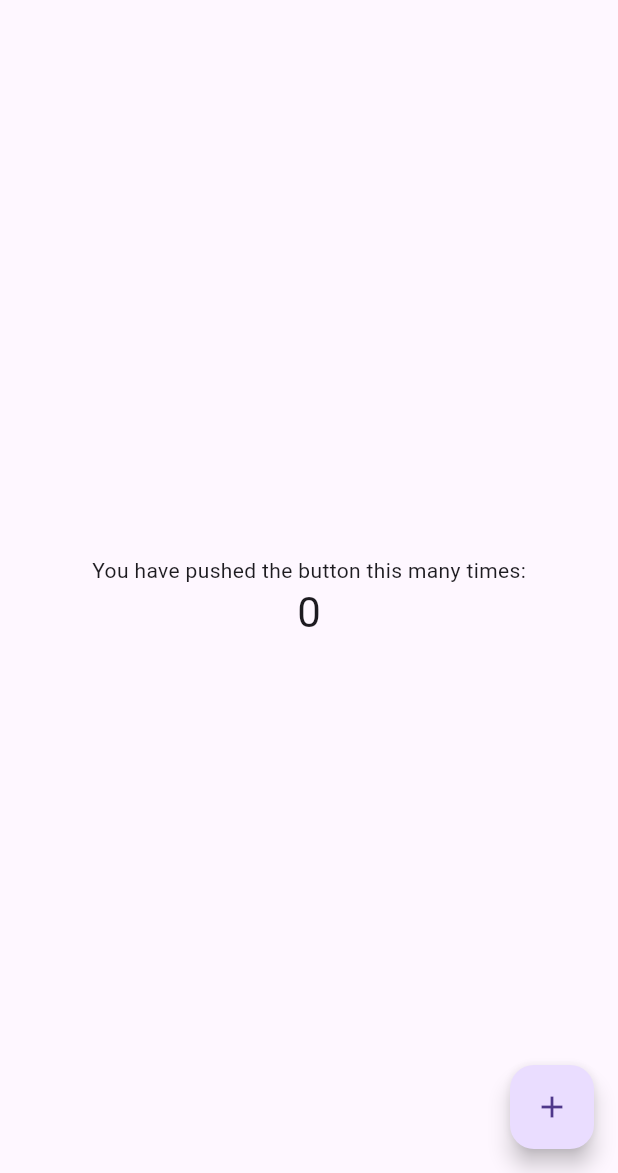
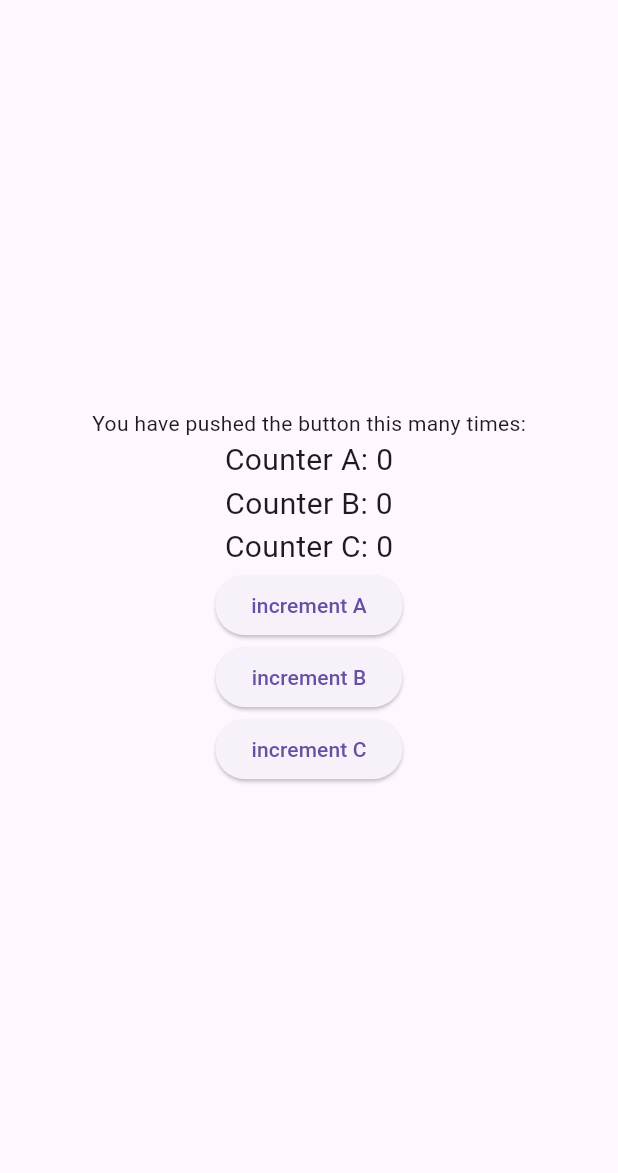
Before and after one commit to otaku1123/flutter-provider-sample, a Flutter app: the screen it shows after launch, on a phone screen of 412 x 824 dp, the part 63-1236 px from its top. Run offline on Flutter 3.47's test engine with Material 2 defaults, Android fonts, the phone set to English and light mode, and no system bars.

Commit message:
Providerを使用したサンプル実装

```diff
--- /dev/null
+++ b/lib/application/applicatoin.dart
@@ -0,0 +1,28 @@
+import 'package:flutter/material.dart';
+import 'package:flutter_sample_provider/application/state/Counter.dart';
+import 'package:provider/provider.dart';
+
+import '../presentation/pages/main_page.dart';
+
+class MyApp extends StatelessWidget {
+  const MyApp({super.key});
+
+  @override
+  Widget build(BuildContext context) {
+    return MultiProvider(
+      providers: [
+        ChangeNotifierProvider<Counter>(
+          create: (_) => Counter(),
+        ),
+      ],
+      child: MaterialApp(
+        title: 'Flutter Demo',
+        theme: ThemeData(
+          primarySwatch: Colors.blue,
+          useMaterial3: true,
+        ),
+        home: const MainPage(),
+      ),
+    );
+  }
+}
--- /dev/null
+++ b/lib/application/state/Counter.dart
@@ -0,0 +1,22 @@
+import 'package:flutter/material.dart';
+
+class Counter extends ChangeNotifier {
+  var countA = 0;
+  var countB = 0;
+  var countC = 0;
+
+  void incrementCounterA() {
+    countA++;
+    notifyListeners();
+  }
+
+  void incrementCounterB() {
+    countB++;
+    notifyListeners();
+  }
+
+  void incrementCounterC() {
+    countC++;
+    notifyListeners();
+  }
+}
--- a/lib/main.dart
+++ b/lib/main.dart
@@ -3,106 +3,8 @@
 // found in the LICENSE file.
 
 import 'package:flutter/material.dart';
-import 'package:provider/provider.dart';
+import 'package:flutter_sample_provider/application/applicatoin.dart';
 
 void main() {
-  runApp(
-    // Provide the model to all widgets within the app. We're using
-    // ChangeNotifierProvider because that's a simple way to rebuild
-    // widgets when a model changes. We could also just use
-    // Provider, but then we would have to listen to Counter ourselves.
-    //
-    // Read Provider's docs to learn about all the available providers.
-    ChangeNotifierProvider(
-      // Initialize the model in the builder. That way, Provider
-      // can own Counter's lifecycle, making sure to call `dispose`
-      // when not needed anymore.
-      create: (context) => Counter(),
-      child: const MyApp(),
-    ),
-  );
+  runApp(const MyApp());
 }
-
-/// Simplest possible model, with just one field.
-///
-/// [ChangeNotifier] is a class in `flutter:foundation`. [Counter] does
-/// _not_ depend on Provider.
-class Counter with ChangeNotifier {
-  int value = 0;
-
-  void increment() {
-    value += 1;
-    notifyListeners();
-  }
-}
-
-class MyApp extends StatelessWidget {
-  const MyApp({super.key});
-
-  @override
-  Widget build(BuildContext context) {
-    return MaterialApp(
-      title: 'Flutter Demo',
-      theme: ThemeData(
-        primarySwatch: Colors.blue,
-        useMaterial3: true,
-      ),
-      home: const MyHomePage(),
-    );
-  }
-}
-
-class MyHomePage extends StatelessWidget {
-  const MyHomePage({super.key});
-
-  @override
-  Widget build(BuildContext context) {
-    return Scaffold(
-      appBar: AppBar(
-        title: const Text('Flutter Demo Home Page'),
-      ),
-      body: Center(
-        child: Column(
-          mainAxisAlignment: MainAxisAlignment.center,
-          children: [
-            const Text('You have pushed the button this many times:'),
-            // Consumer looks for an ancestor Provider widget
-            // and retrieves its model (Counter, in this case).
-            // Then it uses that model to build widgets, and will trigger
-            // rebuilds if the model is updated.
-            Consumer<Counter>(
-              builder: (context, counter, child) => Text(
-                '${counter.value}',
-                style: Theme.of(context).textTheme.headlineMedium,
-              ),
-            ),
-          ],
-        ),
-      ),
-      floatingActionButton: FloatingActionButton(
-        onPressed: () {
-          // You can access your providers anywhere you have access
-          // to the context. One way is to use Provider.of<Counter>(context).
-          //
-          // The provider package also defines extension methods on context
-          // itself. You can call context.watch<Counter>() in a build method
-          // of any widget to access the current state of Counter, and to ask
-          // Flutter to rebuild your widget anytime Counter changes.
-          //
-          // You can't use context.watch() outside build methods, because that
-          // often leads to subtle bugs. Instead, you should use
-          // context.read<Counter>(), which gets the current state
-          // but doesn't ask Flutter for future rebuilds.
-          //
-          // Since we're in a callback that will be called whenever the user
-          // taps the FloatingActionButton, we are not in the build method here.
-          // We should use context.read().
-          var counter = context.read<Counter>();
-          counter.increment();
-        },
-        tooltip: 'Increment',
-        child: const Icon(Icons.add),
-      ),
-    );
-  }
-}
--- /dev/null
+++ b/lib/presentation/pages/main_page.dart
@@ -0,0 +1,44 @@
+import 'package:flutter/material.dart';
+import 'package:provider/provider.dart';
+
+import '../../application/state/Counter.dart';
+import '../widgets/button_widget.dart';
+import '../widgets/text_widget_a.dart';
+import '../widgets/text_widget_b.dart';
+import '../widgets/text_widget_c.dart';
+
+class MainPage extends StatelessWidget {
+  const MainPage({super.key});
+
+  @override
+  Widget build(BuildContext context) {
+    return Scaffold(
+      appBar: AppBar(
+        title: const Text('Flutter Demo Home Page'),
+      ),
+      body: Center(
+        child: Column(
+          mainAxisAlignment: MainAxisAlignment.center,
+          children: [
+            const Text('You have pushed the button this many times:'),
+
+            ChangeNotifierProvider(
+              create: (_) => Counter(),
+              child: Column(
+                mainAxisAlignment: MainAxisAlignment.center,
+                children: const [
+                  TextWidgetA(),
+                  TextWidgetB(),
+                  TextWidgetC(),
+                  ButtonWidgetA(),
+                  ButtonWidgetB(),
+                  ButtonWidgetC()
+                ],
+              ),
+            ),
+          ],
+        ),
+      ),
+    );
+  }
+}
--- /dev/null
+++ b/lib/presentation/widgets/button_widget.dart
@@ -0,0 +1,36 @@
+import 'package:flutter/material.dart';
+import 'package:flutter_sample_provider/application/state/Counter.dart';
+import 'package:provider/provider.dart';
+
+class ButtonWidgetA extends StatelessWidget {
+  const ButtonWidgetA({Key? key}) : super(key: key);
+
+  @override
+  Widget build(BuildContext context) {
+    return ElevatedButton(onPressed: () {
+      context.read<Counter>().incrementCounterA();
+    }, child: const Text('increment A'));
+  }
+}
+
+class ButtonWidgetB extends StatelessWidget {
+  const ButtonWidgetB({Key? key}) : super(key: key);
+
+  @override
+  Widget build(BuildContext context) {
+    return ElevatedButton(onPressed: () {
+      context.read<Counter>().incrementCounterB();
+    }, child: const Text('increment B'));
+  }
+}
+
+class ButtonWidgetC extends StatelessWidget {
+  const ButtonWidgetC({Key? key}) : super(key: key);
+
+  @override
+  Widget build(BuildContext context) {
+    return ElevatedButton(onPressed: () {
+      context.read<Counter>().incrementCounterC();
+    }, child: const Text('increment C'));
+  }
+}
--- /dev/null
+++ b/lib/presentation/widgets/text_widget_a.dart
@@ -0,0 +1,22 @@
+import 'package:flutter/material.dart';
+import 'package:provider/provider.dart';
+
+import '../../application/state/Counter.dart';
+
+class TextWidgetA extends StatelessWidget {
+  const TextWidgetA({Key? key}) : super(key: key);
+
+  @override
+  Widget build(BuildContext context) {
+    print('Built TextWidgetA');
+
+    return Center(
+        child: Text(
+            'Counter A: ${context.watch<Counter>().countA}',
+            style: const TextStyle(
+                fontSize: 20
+            )
+        )
+    );
+  }
+}
--- /dev/null
+++ b/lib/presentation/widgets/text_widget_b.dart
@@ -0,0 +1,22 @@
+import 'package:flutter/material.dart';
+import 'package:provider/provider.dart';
+
+import '../../application/state/Counter.dart';
+
+class TextWidgetB extends StatelessWidget {
+  const TextWidgetB({Key? key}) : super(key: key);
+
+  @override
+  Widget build(BuildContext context) {
+    print('Built TextWidgetB');
+
+    return Center(
+        child: Text(
+            'Counter B: ${context.read<Counter>().countB}',
+            style: const TextStyle(
+                fontSize: 20
+            )
+        )
+    );
+  }
+}
--- /dev/null
+++ b/lib/presentation/widgets/text_widget_c.dart
@@ -0,0 +1,22 @@
+import 'package:flutter/material.dart';
+import 'package:provider/provider.dart';
+
+import '../../application/state/Counter.dart';
+
+class TextWidgetC extends StatelessWidget {
+  const TextWidgetC({Key? key}) : super(key: key);
+
+  @override
+  Widget build(BuildContext context) {
+    print('Built TextWidgetC');
+
+    return Center(
+        child: Text(
+            'Counter C: ${context.select((Counter counter) => counter.countC)}',
+            style: const TextStyle(
+                fontSize: 20
+            )
+        )
+    );
+  }
+}
```
